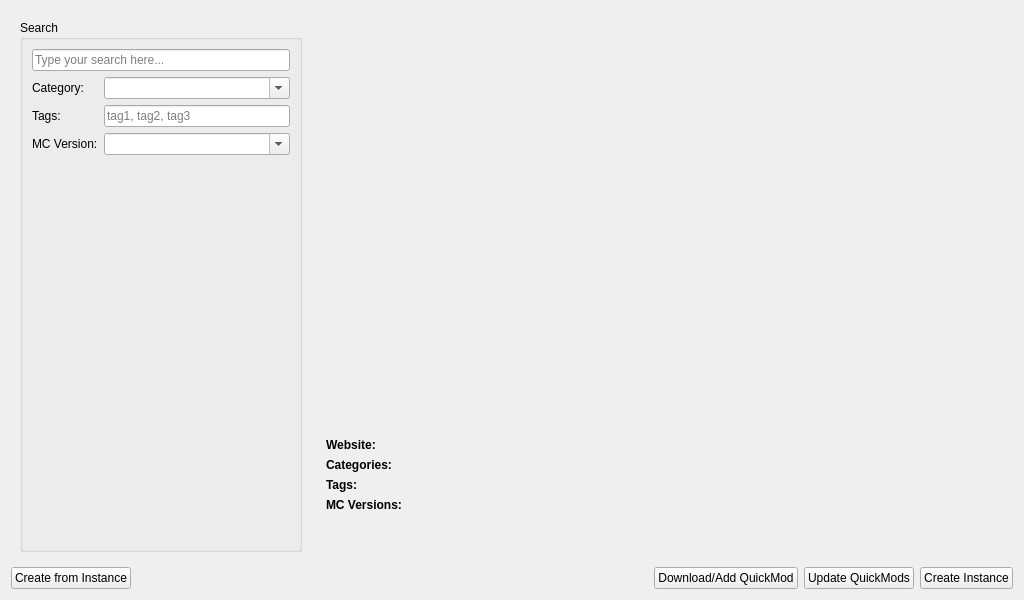
First picture: the form in gui/pages/QuickModBrowsePage.ui, repository MultiMC/Launcher, before the edit.
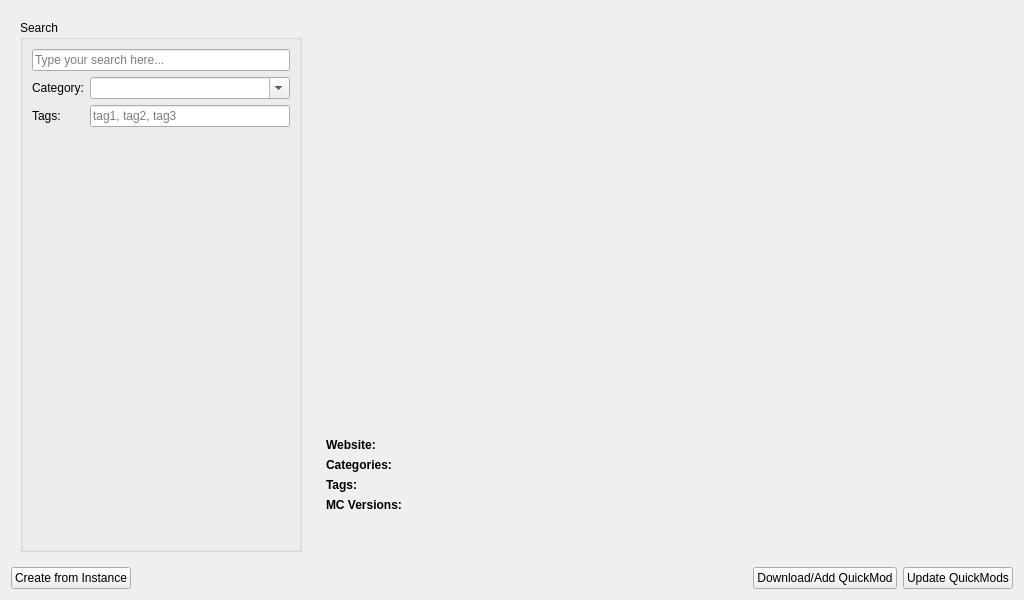
Second picture: the form after the edit.

What changed in the file:
```diff
--- a/gui/pages/QuickModBrowsePage.ui
+++ b/gui/pages/QuickModBrowsePage.ui
@@ -37,6 +37,16 @@
            <string>Search</string>
           </property>
           <layout class="QFormLayout" name="searchLayout">
+           <property name="fieldGrowthPolicy">
+            <enum>QFormLayout::AllNonFixedFieldsGrow</enum>
+           </property>
+           <item row="0" column="0" colspan="2">
+            <widget class="QLineEdit" name="fulltextEdit">
+             <property name="placeholderText">
+              <string>Type your search here...</string>
+             </property>
+            </widget>
+           </item>
            <item row="1" column="0">
             <widget class="QLabel" name="categoryFilterLabel">
              <property name="text">
@@ -74,30 +84,6 @@
              </property>
             </widget>
            </item>
-           <item row="0" column="0" colspan="2">
-            <widget class="QLineEdit" name="fulltextEdit">
-             <property name="placeholderText">
-              <string>Type your search here...</string>
-             </property>
-            </widget>
-           </item>
-           <item row="3" column="0">
-            <widget class="QLabel" name="mcVersionLabel">
-             <property name="text">
-              <string>MC Version:</string>
-             </property>
-             <property name="buddy">
-              <cstring>mcVersionBox</cstring>
-             </property>
-            </widget>
-           </item>
-           <item row="3" column="1">
-            <widget class="QComboBox" name="mcVersionBox">
-             <property name="editable">
-              <bool>true</bool>
-             </property>
-            </widget>
-           </item>
           </layout>
          </widget>
         </item>
@@ -362,13 +348,6 @@
        </property>
       </widget>
      </item>
-     <item>
-      <widget class="QPushButton" name="createInstanceButton">
-       <property name="text">
-        <string>Create Instance</string>
-       </property>
-      </widget>
-     </item>
     </layout>
    </item>
   </layout>
```
Left out of the diff: 2 changed lines with no effect on the pictures.
